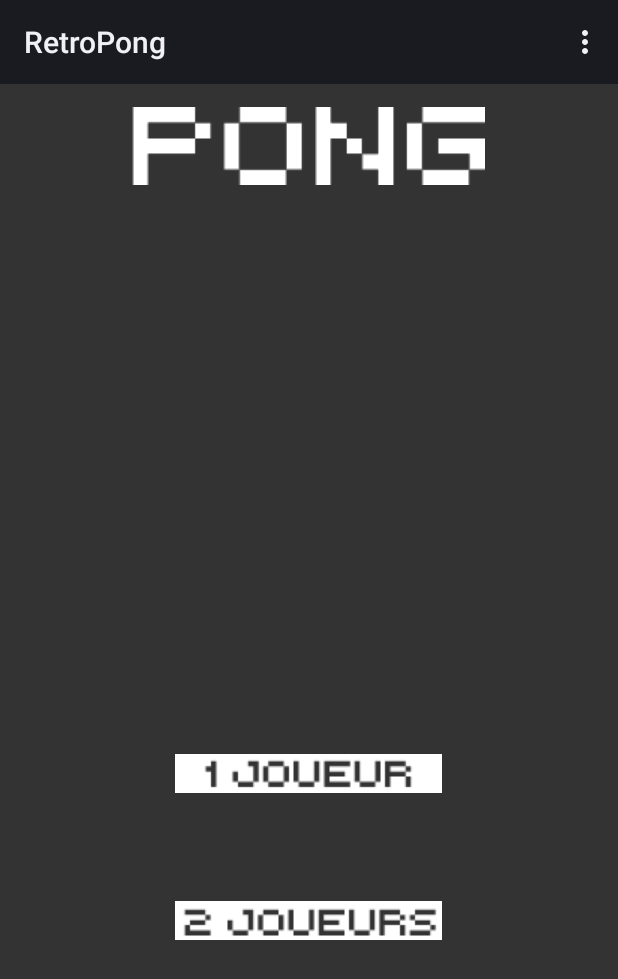
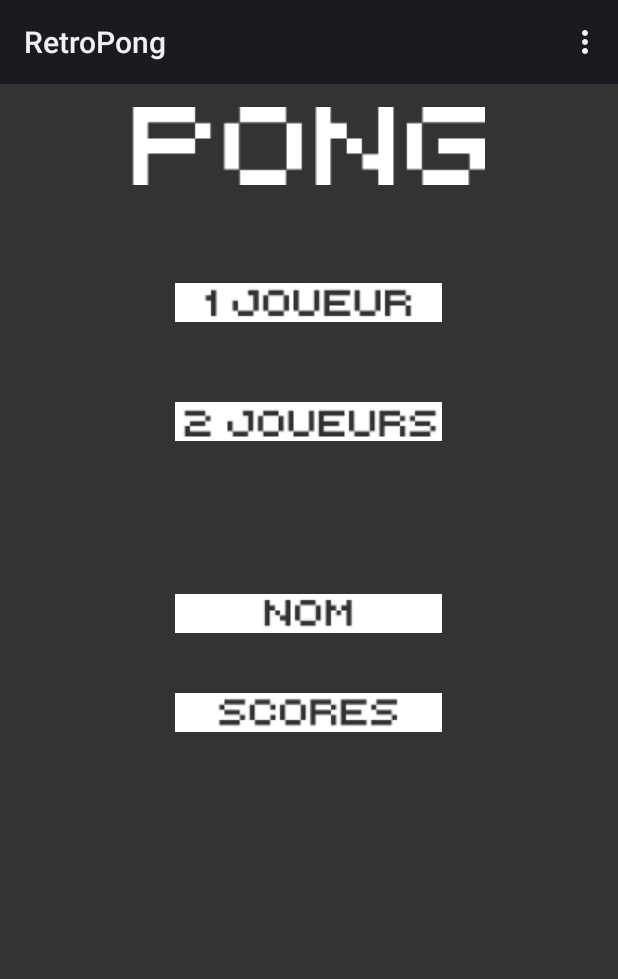
Before and after one commit to FrancoisDelrue/PingPongMaggle, an Android app: the Pong screen opened directly, with no data from a screen before it, on a phone screen of 412 x 824 dp. Shown: the top 979 px of the screen. Run offline under Robolectric (Android 15) with nearby library versions, the light colour scheme and no system bars.

Commit message:
add name

```diff
--- a/app/src/main/AndroidManifest.xml
+++ b/app/src/main/AndroidManifest.xml
@@ -12,6 +12,8 @@
 		<activity android:name=".PongPreferencesActivity" />
         <activity android:name=".Pong" />
 		<activity android:name=".GameActivity" />
+        <activity android:name=".NamePlayer" />
+        <activity android:name=".Score" />
         <activity android:name=".Construction" android:label="Coming Soon"/>
 	</application>
 	<uses-sdk android:minSdkVersion="11" />
--- a/app/src/main/java/com/retrogaming/pong/Pong.java
+++ b/app/src/main/java/com/retrogaming/pong/Pong.java
@@ -28,9 +28,9 @@ public class Pong extends Activity {
 
 	public boolean onOptionsItemSelected(MenuItem item) {
 		switch(item.getItemId()) {
-		case R.id.menu_preferences:
-			Intent i = new Intent(this, PongPreferencesActivity.class);
-			startActivity(i);
+            case R.id.menu_preferences:
+			    Intent i = new Intent(this, PongPreferencesActivity.class);
+			    startActivity(i);
 			break;
 		}
 		return false;
@@ -38,6 +38,27 @@ public class Pong extends Activity {
 
 
 	protected void setListeners () {
+
+
+
+        this.findViewById(R.id.imageView7)
+                .setOnClickListener(new View.OnClickListener() {
+                    @Override
+                    public void onClick(View v) {
+                        Intent i = new Intent(Pong.this, NamePlayer.class);
+                        startActivity(i);
+                    }
+                });
+
+        this.findViewById(R.id.imageView8)
+                .setOnClickListener(new View.OnClickListener() {
+                    @Override
+                    public void onClick(View v) {
+                        Intent i = new Intent(Pong.this, Score.class);
+                        startActivity(i);
+                    }
+                });
+
 
 		this.findViewById(R.id.title_btnOnePlayer)
 		.setOnClickListener(new OnClickListener() {
@@ -48,7 +69,7 @@ public class Pong extends Activity {
 		});
 
 		this.findViewById(R.id.title_btnTwoPlayer)
-		.setOnClickListener(new OnClickListener() {
+	    .setOnClickListener(new OnClickListener() {
 			@Override
 			public void onClick(View v) {
 				startGame(true,true);
--- a/app/src/main/res/layout/act_title.xml
+++ b/app/src/main/res/layout/act_title.xml
@@ -35,9 +35,9 @@
                 android:layout_gravity="center_horizontal|top"
                 android:src="@drawable/joueur2"
                 android:width="220dp"
-                android:layout_marginBottom="192dp"
-                android:layout_alignParentBottom="true"
-                android:layout_alignLeft="@+id/title_btnOnePlayer" />
+                android:layout_below="@+id/title_btnOnePlayer"
+                android:layout_alignLeft="@+id/title_btnOnePlayer"
+                android:layout_marginTop="53dp" />
 
             <ImageView
                 android:layout_width="wrap_content"
@@ -46,9 +46,27 @@
                 android:layout_gravity="center"
                 android:src="@drawable/joueur1"
                 android:width="220dp"
-                android:layout_marginBottom="72dp"
-                android:layout_above="@+id/title_btnTwoPlayer"
-                android:layout_centerHorizontal="true" />
+                android:layout_alignParentTop="true"
+                android:layout_centerHorizontal="true"
+                android:layout_marginTop="65dp" />
+
+            <ImageView
+                android:layout_width="wrap_content"
+                android:layout_height="wrap_content"
+                android:id="@+id/imageView7"
+                android:layout_below="@+id/title_btnTwoPlayer"
+                android:layout_centerHorizontal="true"
+                android:layout_marginTop="102dp"
+                android:src="@drawable/name" />
+
+            <ImageView
+                android:layout_width="wrap_content"
+                android:layout_height="wrap_content"
+                android:id="@+id/imageView8"
+                android:layout_marginTop="40dp"
+                android:src="@drawable/score"
+                android:layout_below="@+id/imageView7"
+                android:layout_alignLeft="@+id/imageView7" />
 
         </RelativeLayout>
 
--- a/app/src/main/res/menu/game_menu.xml
+++ b/app/src/main/res/menu/game_menu.xml
@@ -1,5 +1,4 @@
 <menu xmlns:android="http://schemas.android.com/apk/res/android">
-
 
 
 <item android:id="@+id/menu_preferences" android:title="@string/preferences" android:icon="@drawable/ic_menu_preferences"></item>
--- a/app/src/main/res/xml/preferences.xml
+++ b/app/src/main/res/xml/preferences.xml
@@ -33,4 +33,5 @@
 			android:dialogMessage="@string/label_lives"
 			android:defaultValue="0" android:max="9" />
 	</PreferenceCategory>
+
 </PreferenceScreen>
```
Also changed, not shown: app/src/main/java/com/retrogaming/pong/GameActivity.java (+39 -18 lines), app/src/main/java/com/retrogaming/pong/NamePlayer.java (added, +97 -0 lines), app/src/main/java/com/retrogaming/pong/PongView.java (+10 -8 lines), app/src/main/java/com/retrogaming/pong/Score.java (added, +23 -0 lines), app/src/main/res/layout/player.xml (added, +66 -0 lines), app/src/main/res/layout/score.xml (added, +37 -0 lines), app/src/main/res/values/strings.xml (+5 -3 lines), app/src/main/java/com/retrogaming/pong/PongPreferencesActivity.java (indentation only), app/src/main/res/drawable/name.jpg (added), app/src/main/res/drawable/score.jpg (added), 47 other files.
